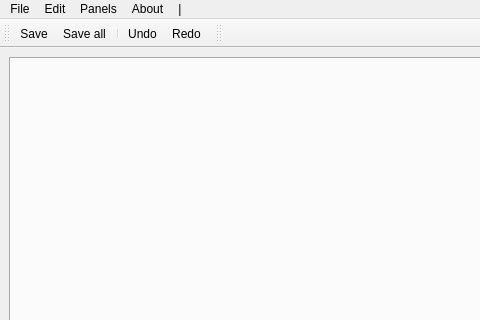
Before: the Qt Designer form ui/MainWindow.ui in timbaker/ceed, drawn with Qt 5; both pictures show x 0 to 480 and y 0 to 320 of the 850 by 902 pixel window.
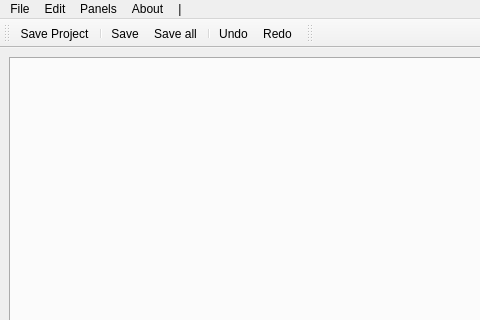
After: the same form once the commit is applied. Icons and pictures are not drawn.

Commit message: ADD: project saving/loading ADD: a bunch of project item icons MOD: more complex testing data project MOD: multi tab editing fixes

Diff of the .ui file:
```diff
--- a/ui/MainWindow.ui
+++ b/ui/MainWindow.ui
@@ -168,6 +168,8 @@
    <attribute name="toolBarBreak">
     <bool>false</bool>
    </attribute>
+   <addaction name="actionSaveProject"/>
+   <addaction name="separator"/>
    <addaction name="actionSave"/>
    <addaction name="actionSaveAll"/>
    <addaction name="separator"/>
@@ -300,6 +302,15 @@
     <string>&lt;no recent projects&gt;</string>
    </property>
   </action>
+  <action name="actionSaveProject">
+   <property name="icon">
+    <iconset>
+     <normaloff>icons/actions/save_project.png</normaloff>icons/actions/save_project.png</iconset>
+   </property>
+   <property name="text">
+    <string>Save Project</string>
+   </property>
+  </action>
  </widget>
  <resources/>
  <connections>
```
Left out of the diff: 1 changed line with no effect on the pictures. The commit also changes 13 other files.
